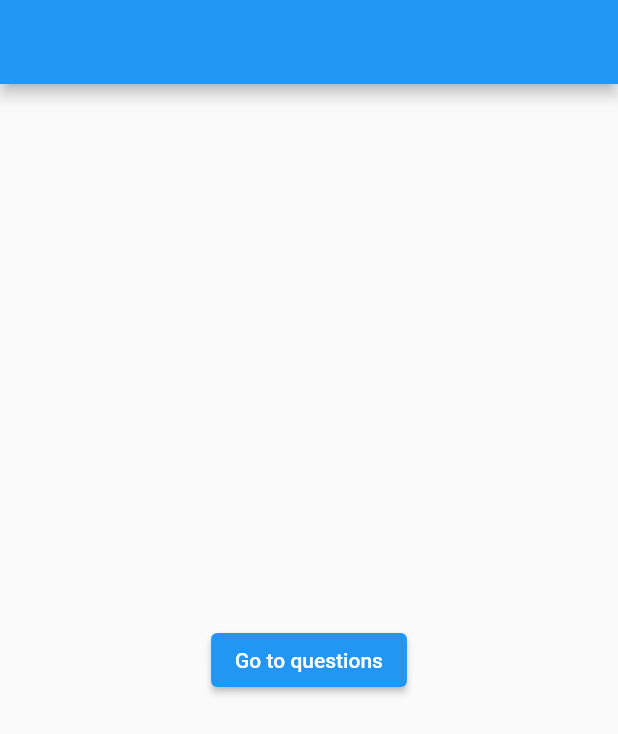
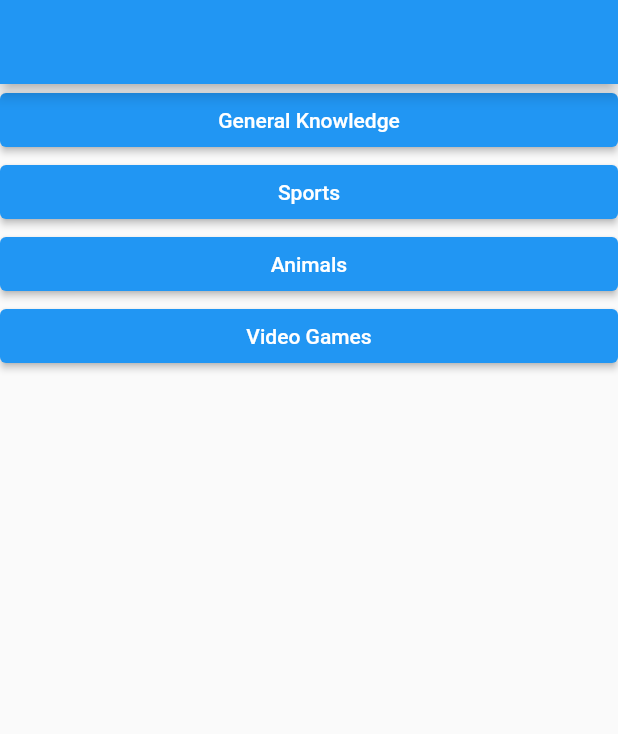
Before and after one commit to marcoporcaro/ITS-Flutter-Quiz-app, a Flutter app: the screen it shows after launch, on a phone screen of 412 x 824 dp. Shown: the top 734 px of the screen. Run offline on Flutter 3.47's test engine with Material 2 defaults, Android fonts, the phone set to English and light mode, and no system bars.

```diff
--- a/lib/presentation/home/home_page.dart
+++ b/lib/presentation/home/home_page.dart
@@ -1,4 +1,6 @@
 import 'package:flutter/material.dart';
+import 'package:quiz/presentation/question/question_category.dart';
+import 'package:quiz/presentation/question/question_difficulty.dart';
 import 'package:quiz/presentation/question/question_page.dart';
 
 class HomePage extends StatelessWidget {
@@ -8,17 +10,19 @@ class HomePage extends StatelessWidget {
   Widget build(BuildContext context) {
     return Scaffold(
       appBar: AppBar(),
-      body: Center(
-        child: ElevatedButton(
-          child: const Text("Go to questions"),
-          onPressed: () {
-              Navigator.push(
-                  context,
-                MaterialPageRoute(
-                    builder: (context) => const QuestionPage(title: "Quiz"))
-              );
-          },
-        ),
+      body: ListView.builder(
+          itemCount: QuestionCategory.values.length,
+          itemBuilder: (context, index) =>
+              ElevatedButton(
+                child: Text(QuestionCategory.values[index].getDisplayName()),
+                onPressed: () {
+                  Navigator.push(
+                      context,
+                      MaterialPageRoute(builder: (context) =>
+                          QuestionPage(title: "Quiz", category: QuestionCategory.values[index].getCategoryValue(),))
+                  );
+                },
+              )
       ),
     );
   }
--- /dev/null
+++ b/lib/presentation/question/question_category.dart
@@ -0,0 +1,32 @@
+enum QuestionCategory {
+  general_knowledge,
+  sports,
+  animals,
+  videogames;
+
+  int getCategoryValue() {
+    switch(this) {
+      case QuestionCategory.general_knowledge:
+        return 9;
+      case QuestionCategory.sports:
+        return 21;
+      case QuestionCategory.animals:
+        return 27;
+      case QuestionCategory.videogames:
+        return 15;
+    }
+  }
+
+  String getDisplayName() {
+    switch(this) {
+      case QuestionCategory.general_knowledge:
+        return "General Knowledge";
+      case QuestionCategory.sports:
+        return "Sports";
+      case QuestionCategory.animals:
+        return "Animals";
+      case QuestionCategory.videogames:
+        return "Video Games";
+    }
+  }
+}
--- /dev/null
+++ b/lib/presentation/question/question_difficulty.dart
@@ -0,0 +1,5 @@
+enum QuestionDifficulty {
+  easy,
+  medium,
+  hard
+}
--- a/lib/presentation/question/question_page.dart
+++ b/lib/presentation/question/question_page.dart
@@ -6,19 +6,21 @@ import 'package:quiz/presentation/style/colors.dart';
 
 
 class QuestionPage extends StatefulWidget {
-  const QuestionPage({Key? key, required this.title}) : super(key: key);
+  const QuestionPage({Key? key, required this.title, required this.category}) : super(key: key);
 
   final String title;
+  final int category;
 
   @override
   State<QuestionPage> createState() => _QuestionPageState();
 }
 
 class _QuestionPageState extends State<QuestionPage> {
-  final QuestionBloc _questionBloc = QuestionBloc();
+  late QuestionBloc _questionBloc;
 
   @override
   void initState() {
+    _questionBloc = QuestionBloc(category: widget.category);
     _questionBloc.getQuestions();
     super.initState();
   }
```
Also changed, not shown: lib/presentation/question/question_bloc.dart (+7 -2 lines).
